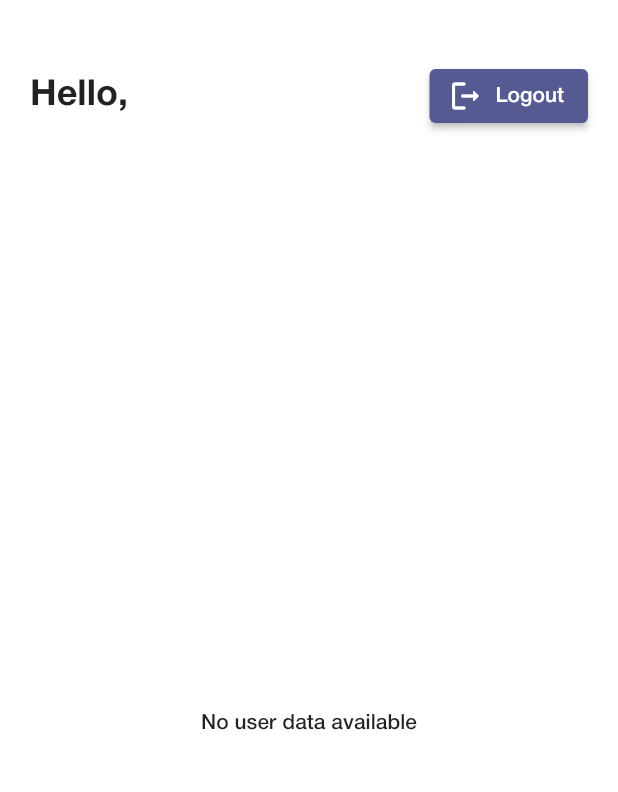
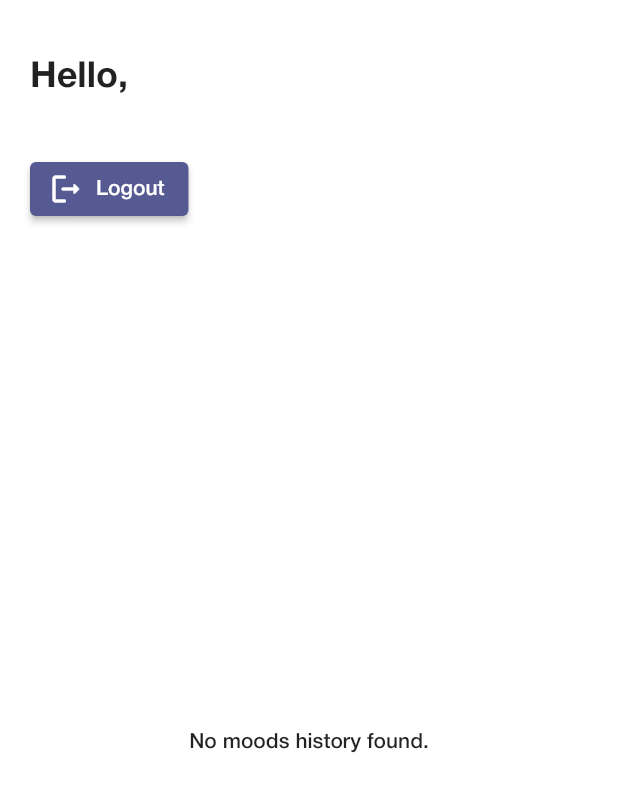
Before and after one commit to shyam-vora/meditation, a Flutter app: the ProfileScreen screen opened directly, on a phone screen of 412 x 824 dp. Shown: the top 792 px of the screen. Run offline on Flutter 3.47's test engine with Material 3 defaults, Android fonts, the phone set to English and light mode, and no system bars; our stand-ins replace cloud_firestore, firebase_auth, firebase_core, google_sign_in, sqflite; accounts and stored records are empty; network calls fail.

Commit message:
hello how are you?

```diff
--- a/lib/screen/profile/screens/mood_history.dart
+++ b/lib/screen/profile/screens/mood_history.dart
@@ -1,4 +1,6 @@
 import 'package:flutter/material.dart';
+import 'package:flutter/widgets.dart';
+import 'package:meditation/common/show_snackbar_extension.dart';
 import 'package:meditation/database/app_database.dart';
 import 'package:meditation/models/moods_model.dart';
 
@@ -52,11 +54,10 @@ class _MoodHistoryState extends State<MoodHistory> {
           }
           List<MoodsModel> moodsList = snapshot.data!;
           return Column(
-        mainAxisSize: MainAxisSize.min,
-
+            mainAxisSize: MainAxisSize.min,
             children: [
               const Padding(
-                padding: EdgeInsets.all(20),
+                padding: EdgeInsets.symmetric(vertical: 8),
                 child: Align(
                   alignment: Alignment.centerLeft,
                   child: Text(
@@ -70,7 +71,6 @@ class _MoodHistoryState extends State<MoodHistory> {
               ),
               Flexible(
                 child: ListView.builder(
-                  // shrinkWrap: true,
                   itemCount: moodsList.length,
                   itemBuilder: (context, index) {
                     return Card(
@@ -96,10 +96,11 @@ class _MoodHistoryState extends State<MoodHistory> {
                                   setState(() {
                                     _moodsList = _getMoodData();
                                   });
-                                  ScaffoldMessenger.of(context).showSnackBar(
-                                      const SnackBar(
-                                          content:
-                                              Text('Deleted Successfully!')));
+
+                                  context.showSnackbar(
+                                    message: 'Deleted Successfully!',
+                                    type: SnackbarMessageType.success,
+                                  );
                                 },
                                 icon: const Icon(Icons.delete)),
                           ],
@@ -112,7 +113,10 @@ class _MoodHistoryState extends State<MoodHistory> {
             ],
           );
         } else {
-          return const Center(child: Text('No user data available'));
+          return const Center(
+              child: Text(
+            'No moods history found.',
+          ));
         }
       },
     );
--- a/lib/screen/profile/screens/profile_screen.dart
+++ b/lib/screen/profile/screens/profile_screen.dart
@@ -1,6 +1,6 @@
-import 'package:firebase_auth/firebase_auth.dart';
+import 'package:flutter/cupertino.dart';
 import 'package:flutter/material.dart';
-import 'package:google_sign_in/google_sign_in.dart';
+import 'package:flutter/widgets.dart';
 import 'package:meditation/screen/profile/screens/mood_history.dart';
 import 'package:meditation/screen/profile/screens/user_details.dart';
 
@@ -14,17 +14,20 @@ class ProfileScreen extends StatefulWidget {
 class _ProfileScreenState extends State<ProfileScreen> {
   @override
   Widget build(BuildContext context) {
+    const double gap = 125;
     return Scaffold(
       body: Padding(
-        padding: const EdgeInsets.only(top: 40, left: 20,right: 20),
+        padding: const EdgeInsets.only(top: 40, left: 20, right: 20),
         child: LayoutBuilder(builder: (context, constraints) {
-          final height = constraints.maxHeight;
+          final double height = constraints.maxHeight;
           return Column(
-            mainAxisSize: MainAxisSize.max,
+            mainAxisSize: MainAxisSize.min,
+            // children: List.generate(150, (index) => Text("Hello $index")),
             children: [
-              const SizedBox(height: 100, child: UserDetails()),
               SizedBox(
-                height: height - 100,
+                  height: gap, child: const SizedBox(child: UserDetails())),
+              SizedBox(
+                height: height - gap,
                 child: const MoodHistory(),
               ),
             ],
--- a/lib/screen/profile/screens/user_details.dart
+++ b/lib/screen/profile/screens/user_details.dart
@@ -1,5 +1,6 @@
 import 'package:firebase_auth/firebase_auth.dart';
 import 'package:flutter/material.dart';
+import 'package:flutter/widgets.dart';
 import 'package:google_sign_in/google_sign_in.dart';
 import 'package:meditation/models/user_model.dart';
 import 'package:meditation/screen/login/sign_up_screen.dart';
@@ -49,25 +50,24 @@ class _UserDetailsState extends State<UserDetails> {
             mainAxisSize: MainAxisSize.min,
             crossAxisAlignment: CrossAxisAlignment.start,
             children: [
-              Row(
-                mainAxisAlignment: MainAxisAlignment.spaceBetween,
-                children: [
-                  Text(
+              Align(
+                alignment: AlignmentDirectional.centerStart,
+                child: Text(
                   'Hello, ${user.name}',
                   style: const TextStyle(
                       fontSize: 24, fontWeight: FontWeight.bold),
                 ),
-                  ElevatedButton.icon(
-                      onPressed: logOut,
-                      icon: Icon(Icons.logout_rounded),
-                      label: Text("Logout"))
-                ],
               ),
               const SizedBox(height: 10),
               Text(
-                '${user.email}',
+                user.email,
                 style: const TextStyle(fontSize: 18),
               ),
+              const SizedBox(height: 10),
+              ElevatedButton.icon(
+                  onPressed: logOut,
+                  icon: const Icon(Icons.logout_rounded),
+                  label: const Text("Logout")),
             ],
           );
         } else {
@@ -80,11 +80,11 @@ class _UserDetailsState extends State<UserDetails> {
   Future logOut() async {
     await googleSignIn.signOut();
     await FirebaseAuth.instance.signOut();
-    Navigator.of(context).pushReplacement(MaterialPageRoute(
+    Navigator.of(context).pushReplacement(
+      MaterialPageRoute(
         builder: (context) => const StartUpScreen(),
       ),
       // (_) => true
     );
-
   }
 }
```
Also changed, not shown: lib/common/show_snackbar_extension.dart (added, +32 -0 lines), lib/database/app_database.dart (+10 -8 lines), lib/screen/home/reminders_screen.dart (+9 -7 lines), lib/screen/login/login_screen.dart (+17 -6 lines), lib/screen/login/sign_up_screen.dart (+55 -44 lines), lib/screen/sleep/sleep_stories_detail_screen.dart (+4 -4 lines), lib/services/auth/auth_repository.dart (+31 -17 lines), pubspec.lock, 2 other files. Lines whose indentation alone changed are shown as unchanged.
